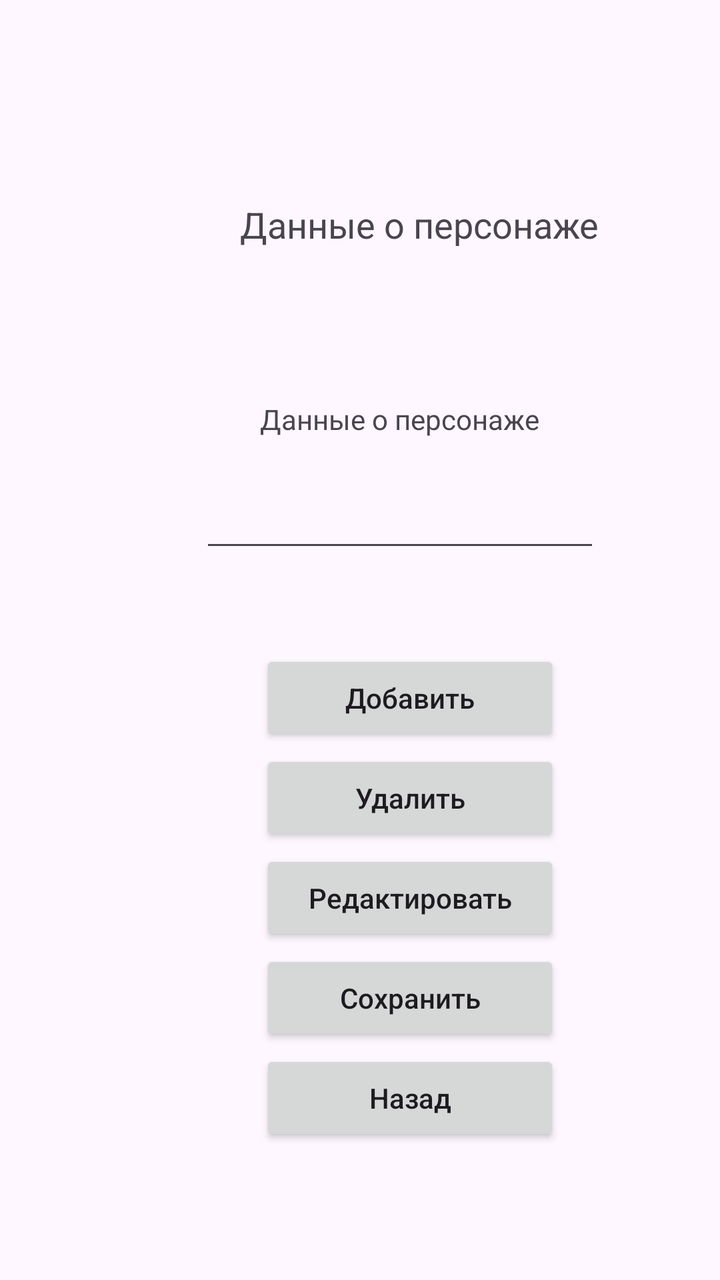
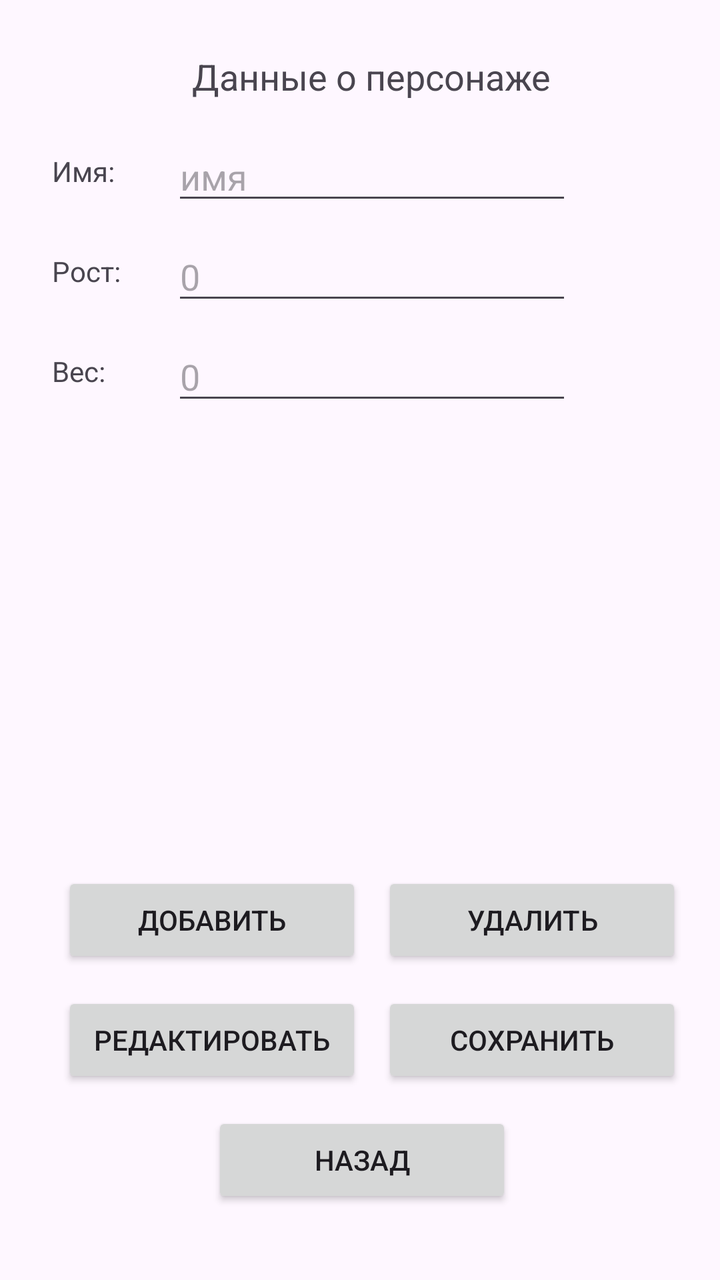

An Android layout rendered at two revisions. The XML below is the earlier revision; the diff shows what the commit changed to produce the second picture.
<!-- AndroidManifest.xml: application theme Theme.Rmp_pr_3kurs_5_2_v2_Savitsin -->
<!-- res/layout/fragment_show_info.xml -->
<?xml version="1.0" encoding="utf-8"?>
<FrameLayout xmlns:android="http://schemas.android.com/apk/res/android"
    xmlns:tools="http://schemas.android.com/tools"
    android:layout_width="match_parent"
    android:layout_height="match_parent"
    tools:context=".ShowInfoFragment">

    <TextView
        android:layout_width="wrap_content"
        android:layout_height="wrap_content"
        android:text="@string/characterData"
        android:layout_marginTop="100sp"
        android:layout_marginLeft="120sp"
        android:textSize="18sp"/>

    <TextView
        android:layout_width="wrap_content"
        android:layout_height="wrap_content"
        android:layout_marginTop="200sp"
        android:layout_marginLeft="130sp"
        android:text="@string/characterData"/>

    <EditText
        android:layout_width="wrap_content"
        android:layout_height="wrap_content"
        android:textSize="14sp"
        android:layout_marginLeft="100sp"
        android:layout_marginTop="245sp"
        android:width="200sp"
        android:textAlignment="center"/>

    <androidx.appcompat.widget.AppCompatButton
        android:id="@+id/btnAdd"
        android:layout_width="150sp"
        android:layout_height="wrap_content"
        android:layout_marginLeft="130sp"
        android:layout_marginTop="325sp"
        android:text="@string/Add"
        android:textAllCaps="false" />

    <androidx.appcompat.widget.AppCompatButton
        android:id="@+id/btnDel"
        android:layout_width="150sp"
        android:layout_height="wrap_content"
        android:layout_marginLeft="130sp"
        android:layout_marginTop="375sp"
        android:text="@string/Del"
        android:textAllCaps="false" />

    <androidx.appcompat.widget.AppCompatButton
        android:id="@+id/btnEdit"
        android:layout_width="150sp"
        android:layout_height="wrap_content"
        android:layout_marginLeft="130sp"
        android:layout_marginTop="425sp"
        android:text="@string/Edit"
        android:textAllCaps="false" />

    <androidx.appcompat.widget.AppCompatButton
        android:id="@+id/btnSave"
        android:layout_width="150sp"
        android:layout_height="wrap_content"
        android:layout_marginLeft="130sp"
        android:layout_marginTop="475sp"
        android:text="@string/Save"
        android:textAllCaps="false" />

    <androidx.appcompat.widget.AppCompatButton
        android:id="@+id/btnBack"
        android:layout_width="150sp"
        android:layout_height="wrap_content"
        android:layout_marginLeft="130sp"
        android:layout_marginTop="525sp"
        android:text="@string/Back"
        android:textAllCaps="false" />

</FrameLayout>
<!-- resources referenced by this layout -->
<resources>
  <string name="Add">Добавить</string>
  <string name="Back">Назад</string>
  <string name="Del">Удалить</string>
  <string name="Edit">Редактировать</string>
  <string name="Save">Сохранить</string>
  <string name="characterData">Данные о персонаже</string>
  <style name="Theme.Rmp_pr_3kurs_5_2_v2_Savitsin" parent="Base.Theme.Rmp_pr_3kurs_5_2_v2_Savitsin" />
  <style name="Base.Theme.Rmp_pr_3kurs_5_2_v2_Savitsin" parent="Theme.Material3.DayNight.NoActionBar">
          
          
      </style>
</resources>

<!-- the commit's change to res/layout/fragment_show_info.xml (unified diff, before → after) -->
@@ -1,77 +1,111 @@
 <?xml version="1.0" encoding="utf-8"?>
 <FrameLayout xmlns:android="http://schemas.android.com/apk/res/android"
-    xmlns:tools="http://schemas.android.com/tools"
     android:layout_width="match_parent"
     android:layout_height="match_parent"
-    tools:context=".ShowInfoFragment">
+    android:padding="16dp">
 
     <TextView
+        android:id="@+id/titleText"
         android:layout_width="wrap_content"
         android:layout_height="wrap_content"
         android:text="@string/characterData"
-        android:layout_marginTop="100sp"
-        android:layout_marginLeft="120sp"
+        android:layout_marginTop="10dp"
+        android:layout_marginLeft="80dp"
         android:textSize="18sp"/>
 
     <TextView
         android:layout_width="wrap_content"
         android:layout_height="wrap_content"
-        android:layout_marginTop="200sp"
-        android:layout_marginLeft="130sp"
-        android:text="@string/characterData"/>
+        android:text="Имя:"
+        android:layout_marginTop="60dp"
+        android:layout_marginLeft="10dp" />
 
     <EditText
+        android:id="@+id/editName"
+        android:layout_width="200dp"
+        android:layout_height="wrap_content"
+        android:hint="имя"
+        android:layout_marginTop="50dp"
+        android:layout_marginLeft="70dp"/>
+
+    <TextView
         android:layout_width="wrap_content"
         android:layout_height="wrap_content"
-        android:textSize="14sp"
-        android:layout_marginLeft="100sp"
-        android:layout_marginTop="245sp"
-        android:width="200sp"
-        android:textAlignment="center"/>
+        android:text="Рост:"
+        android:layout_marginTop="110dp"
+        android:layout_marginLeft="10dp" />
+
+    <EditText
+        android:id="@+id/editHeight"
+        android:layout_width="200dp"
+        android:layout_height="wrap_content"
+        android:inputType="number"
+        android:hint="0"
+        android:layout_marginTop="100dp"
+        android:layout_marginLeft="70dp"/>
+
+    <TextView
+        android:layout_width="wrap_content"
+        android:layout_height="wrap_content"
+        android:text="Вес:"
+        android:layout_marginTop="160dp"
+        android:layout_marginLeft="10dp" />
+
+    <EditText
+        android:id="@+id/editWeight"
+        android:layout_width="200dp"
+        android:layout_height="wrap_content"
+        android:inputType="number"
+        android:hint="0"
+        android:layout_marginTop="150dp"
+        android:layout_marginLeft="70dp"/>
+
+    <ListView
+        android:id="@+id/listView"
+        android:layout_width="match_parent"
+        android:layout_height="200dp"
+        android:layout_marginTop="210dp"
+        android:layout_marginLeft="10dp"
+        android:layout_marginRight="10dp"/>
 
     <androidx.appcompat.widget.AppCompatButton
         android:id="@+id/btnAdd"
-        android:layout_width="150sp"
+        android:layout_width="150dp"
         android:layout_height="wrap_content"
-        android:layout_marginLeft="130sp"
-        android:layout_marginTop="325sp"
         android:text="@string/Add"
-        android:textAllCaps="false" />
+        android:layout_marginTop="420dp"
+        android:layout_marginLeft="15dp"/>
 
     <androidx.appcompat.widget.AppCompatButton
         android:id="@+id/btnDel"
-        android:layout_width="150sp"
+        android:layout_width="150dp"
         android:layout_height="wrap_content"
-        android:layout_marginLeft="130sp"
-        android:layout_marginTop="375sp"
         android:text="@string/Del"
-        android:textAllCaps="false" />
+        android:layout_marginTop="420dp"
+        android:layout_marginLeft="175dp"/>
 
     <androidx.appcompat.widget.AppCompatButton
         android:id="@+id/btnEdit"
-        android:layout_width="150sp"
+        android:layout_width="150dp"
         android:layout_height="wrap_content"
-        android:layout_marginLeft="130sp"
-        android:layout_marginTop="425sp"
         android:text="@string/Edit"
-        android:textAllCaps="false" />
+        android:layout_marginTop="480dp"
+        android:layout_marginLeft="15dp"/>
 
     <androidx.appcompat.widget.AppCompatButton
         android:id="@+id/btnSave"
-        android:layout_width="150sp"
+        android:layout_width="150dp"
         android:layout_height="wrap_content"
-        android:layout_marginLeft="130sp"
-        android:layout_marginTop="475sp"
         android:text="@string/Save"
-        android:textAllCaps="false" />
+        android:layout_marginTop="480dp"
+        android:layout_marginLeft="175dp"/>
 
     <androidx.appcompat.widget.AppCompatButton
         android:id="@+id/btnBack"
-        android:layout_width="150sp"
+        android:layout_width="150dp"
         android:layout_height="wrap_content"
-        android:layout_marginLeft="130sp"
-        android:layout_marginTop="525sp"
         android:text="@string/Back"
-        android:textAllCaps="false" />
+        android:layout_marginTop="540dp"
+        android:layout_marginLeft="90dp"/>
 
 </FrameLayout>
